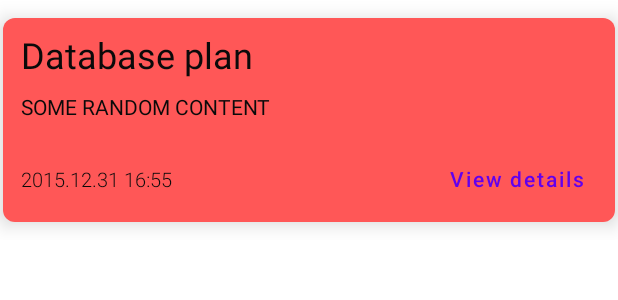
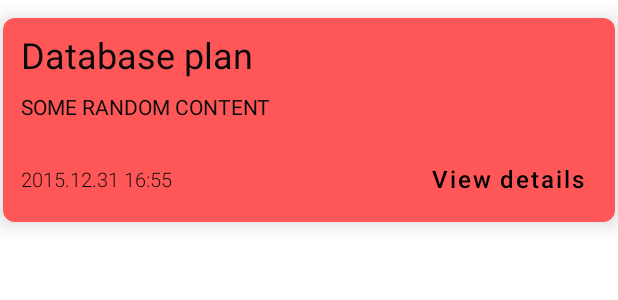
Before and after one commit to solita-michalguspiel/DevNotary, an Android app built with Jetpack Compose: the @Preview function PreviewNotePreview, on a phone screen of 412 x 824 dp. Shown: the top 300 px of the screen. Run offline under Robolectric (Android 15) with nearby library versions, the phone set to English and light mode, and no system bars; libraries missing offline, so code that uses them is left out: dev.icerock.moko.

Commit message:
Fixed bugs, refactored code, improved theme and UI.

```diff
--- a/androidApp/src/main/java/com/solita/devnotary/android/feature_notes/notesListScreen/components/NotePreview.kt
+++ b/androidApp/src/main/java/com/solita/devnotary/android/feature_notes/notesListScreen/components/NotePreview.kt
@@ -14,6 +14,7 @@ import androidx.compose.ui.text.style.TextAlign
 import androidx.compose.ui.text.style.TextOverflow
 import androidx.compose.ui.tooling.preview.Preview
 import androidx.compose.ui.unit.dp
+import androidx.compose.ui.unit.sp
 import com.solita.devnotary.android.R
 import com.solita.devnotary.android.theme.*
 import com.solita.devnotary.android.utils.NoteColor
@@ -35,7 +36,7 @@ fun NotePreview(
             start = LocalSpacing.current.xxSmall,
             end = LocalSpacing.current.xxSmall,
             bottom = LocalSpacing.current.default,
-            top = if(!isFirst) LocalSpacing.current.default else LocalSpacing.current.xSmall
+            top = if (!isFirst) LocalSpacing.current.default else LocalSpacing.current.xSmall
         )
     ) {
         Column {
@@ -72,14 +73,23 @@ fun NotePreview(
                 verticalAlignment = Alignment.CenterVertically,
                 horizontalArrangement = Arrangement.SpaceBetween
             ) {
-                Text(text = formattedDateTime, style = Typography.caption, color = LocalColors.current.Black)
+                Text(
+                    text = formattedDateTime,
+                    style = Typography.caption,
+                    color = LocalColors.current.Black
+                )
                 TextButton(
                     onClick = {
                         navigateToNoteScreen()
                     },
                     modifier = Modifier
                 ) {
-                    Text(text = stringResource(id = R.string.view_details), fontWeight = FontWeight.W600)
+                    Text(
+                        text = stringResource(id = R.string.view_details),
+                        fontWeight = FontWeight.W600,
+                        fontSize = 16.sp,
+                        color = MaterialTheme.colors.onSurface
+                    )
                 }
             }
         }
```
